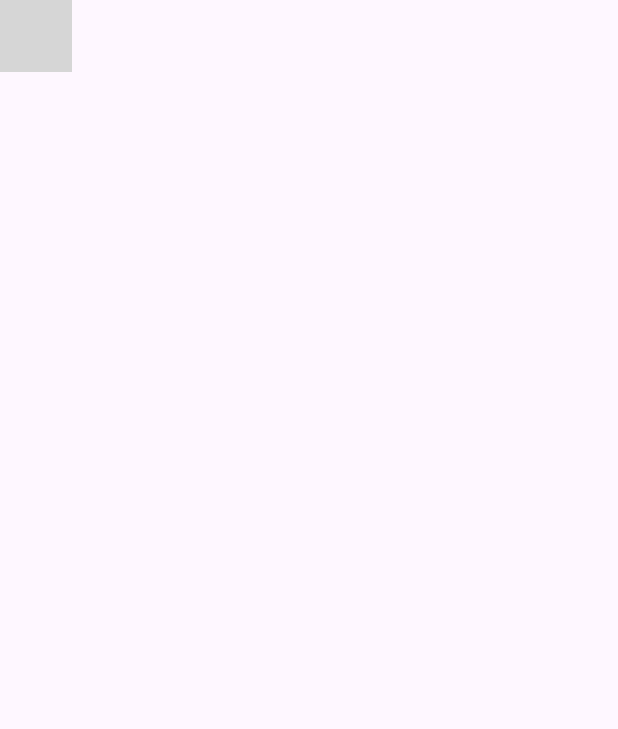
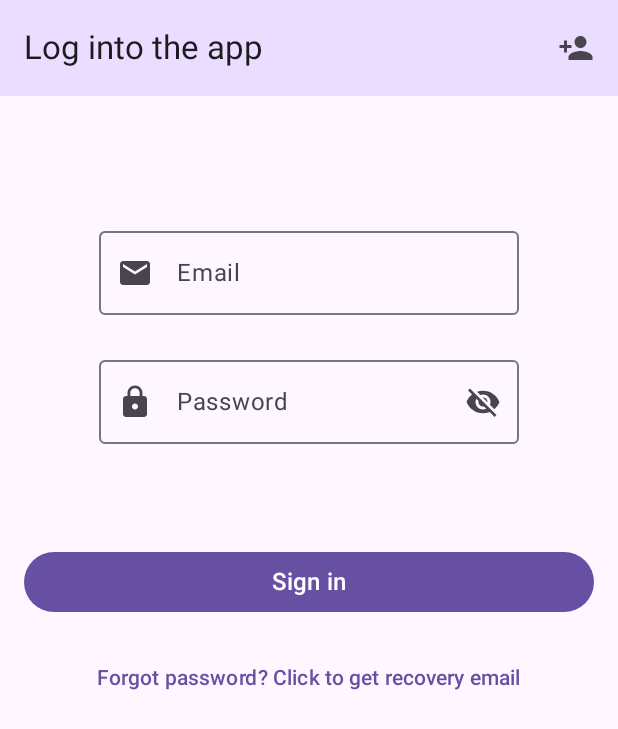
Before and after one commit to pol1612/DigitalShelter, an Android app built with Jetpack Compose: the composable DigitalShelterApp shown on its own in the app's theme, on a phone screen of 412 x 824 dp. Shown: the top 729 px of the screen. Run offline under Robolectric (Android 15) with nearby library versions, the phone set to English and light mode, and no system bars; grey boxes are pictures that could not be loaded.

Commit message:
finished login screen ui

```diff
--- a/app/src/main/java/com/pol/sane/jove/digitalshelter/MainActivity.kt
+++ b/app/src/main/java/com/pol/sane/jove/digitalshelter/MainActivity.kt
@@ -4,23 +4,16 @@ import android.os.Bundle
 import androidx.activity.ComponentActivity
 import androidx.activity.compose.setContent
 import androidx.compose.foundation.layout.fillMaxSize
-import androidx.compose.foundation.layout.padding
 import androidx.compose.material3.MaterialTheme
-import androidx.compose.material3.Scaffold
 import androidx.compose.material3.Surface
-import androidx.compose.material3.Text
 import androidx.compose.runtime.Composable
 import androidx.compose.ui.Modifier
-import androidx.compose.ui.tooling.preview.Preview
-import androidx.navigation.NavGraphBuilder
 import androidx.navigation.NavHostController
 import androidx.navigation.compose.NavHost
-import androidx.navigation.compose.composable
 import androidx.navigation.compose.rememberNavController
 import com.pol.sane.jove.digitalshelter.ui.graphs.authNavGraph
 import com.pol.sane.jove.digitalshelter.ui.graphs.mainNavGraph
 import com.pol.sane.jove.digitalshelter.ui.theme.DigitalShelterAppTheme
-import java.security.AccessController
 
 class MainActivity : ComponentActivity() {
     override fun onCreate(savedInstanceState: Bundle?) {
@@ -49,7 +42,7 @@ fun DigitalShelterApp(
             startDestination = RootGraph.AUTHENTICATION
         )
         {
-            authNavGraph(navController = navController)
+            authNavGraph(navHostController = navController)
             mainNavGraph(navController = navController)
         }
 
--- /dev/null
+++ b/app/src/main/java/com/pol/sane/jove/digitalshelter/model/service/User.kt
@@ -0,0 +1,6 @@
+package com.pol.sane.jove.digitalshelter.model.service
+
+class User(
+    val email: String
+) {
+}
--- /dev/null
+++ b/app/src/main/java/com/pol/sane/jove/digitalshelter/ui/common/ButtonComposable.kt
@@ -0,0 +1,63 @@
+
+
+package com.pol.sane.jove.digitalshelter.ui.common
+
+import androidx.annotation.StringRes
+import androidx.compose.material.*
+import androidx.compose.material3.Button
+import androidx.compose.material3.ButtonDefaults
+import androidx.compose.material3.MaterialTheme
+import androidx.compose.material3.Text
+import androidx.compose.material3.TextButton
+import androidx.compose.runtime.Composable
+import androidx.compose.ui.Modifier
+import androidx.compose.ui.res.stringResource
+import androidx.compose.ui.unit.sp
+
+@Composable
+fun BasicTextButton(@StringRes text: Int, modifier: Modifier, action: () -> Unit) {
+  TextButton(onClick = action, modifier = modifier) { Text(text = stringResource(text)) }
+}
+
+@Composable
+fun BasicButton(@StringRes text: Int, modifier: Modifier, action: () -> Unit) {
+  Button(
+    onClick = action,
+    modifier = modifier,
+    colors =
+      ButtonDefaults.buttonColors(
+        containerColor = MaterialTheme.colorScheme.primary,
+        contentColor = MaterialTheme.colorScheme.onPrimary
+      )
+  ) {
+    Text(text = stringResource(text), fontSize = 16.sp)
+  }
+}
+
+@Composable
+fun DialogConfirmButton(@StringRes text: Int, action: () -> Unit) {
+  Button(
+    onClick = action,
+    colors =
+      ButtonDefaults.buttonColors(
+        containerColor = MaterialTheme.colorScheme.primary,
+        contentColor = MaterialTheme.colorScheme.onPrimary
+      )
+  ) {
+    Text(text = stringResource(text))
+  }
+}
+
+@Composable
+fun DialogCancelButton(@StringRes text: Int, action: () -> Unit) {
+  Button(
+    onClick = action,
+    colors =
+      ButtonDefaults.buttonColors(
+        containerColor = MaterialTheme.colorScheme.primary,
+        contentColor = MaterialTheme.colorScheme.onPrimary
+      )
+  ) {
+    Text(text = stringResource(text))
+  }
+}
--- a/app/src/main/java/com/pol/sane/jove/digitalshelter/ui/graphs/AuthNavGraph.kt
+++ b/app/src/main/java/com/pol/sane/jove/digitalshelter/ui/graphs/AuthNavGraph.kt
@@ -1,32 +1,29 @@
 package com.pol.sane.jove.digitalshelter.ui.graphs
 
-import androidx.compose.runtime.Composable
-import androidx.navigation.NavController
 import androidx.navigation.NavGraphBuilder
 import androidx.navigation.NavHostController
 import androidx.navigation.compose.composable
 import androidx.navigation.navigation
 import com.pol.sane.jove.digitalshelter.RootGraph
-import com.pol.sane.jove.digitalshelter.Screens
 import com.pol.sane.jove.digitalshelter.ui.screens.auth.login.LoginScreen
 import com.pol.sane.jove.digitalshelter.ui.screens.auth.signup.SignUpScreen
 import com.pol.sane.jove.digitalshelter.ui.screens.auth.signuplocation.SignUpLocationScreen
 
 fun NavGraphBuilder.authNavGraph(
-    navController: NavHostController
+    navHostController: NavHostController
 ){
     navigation(
         route = RootGraph.AUTHENTICATION,
         startDestination = AuthScreen.LOGIN_SCREEN
     ){
         composable(route = AuthScreen.LOGIN_SCREEN){
-            LoginScreen()
+            LoginScreen(navHostController = navHostController)
         }
         composable(route = AuthScreen.SIGN_UP_SCREEN){
-            SignUpScreen()
+            SignUpScreen(navHostController = navHostController)
         }
         composable(route = AuthScreen.SIGN_UP_LOCATION_SCREEN){
-            SignUpLocationScreen()
+            SignUpLocationScreen(navHostController = navHostController)
         }
     }
 }
--- a/app/src/main/java/com/pol/sane/jove/digitalshelter/ui/screens/auth/login/LoginScreen.kt
+++ b/app/src/main/java/com/pol/sane/jove/digitalshelter/ui/screens/auth/login/LoginScreen.kt
@@ -1,26 +1,34 @@
 package com.pol.sane.jove.digitalshelter.ui.screens.auth.login
 
-import androidx.compose.foundation.background
 import androidx.compose.foundation.layout.Arrangement
 import androidx.compose.foundation.layout.Column
+import androidx.compose.foundation.layout.Row
 import androidx.compose.foundation.layout.Spacer
 import androidx.compose.foundation.layout.fillMaxWidth
 import androidx.compose.foundation.layout.height
 import androidx.compose.foundation.layout.padding
 import androidx.compose.material3.ExperimentalMaterial3Api
+import androidx.compose.material3.Icon
+import androidx.compose.material3.IconButton
 import androidx.compose.material3.MaterialTheme
 import androidx.compose.material3.Scaffold
 import androidx.compose.material3.Text
-import androidx.compose.material3.TextField
 import androidx.compose.material3.TopAppBar
 import androidx.compose.material3.TopAppBarDefaults
 import androidx.compose.runtime.Composable
 import androidx.compose.ui.Alignment
 import androidx.compose.ui.Modifier
+import androidx.compose.ui.platform.LocalContext
+import androidx.compose.ui.res.painterResource
 import androidx.compose.ui.res.stringResource
 import androidx.compose.ui.tooling.preview.Preview
 import androidx.compose.ui.unit.dp
 import androidx.lifecycle.viewmodel.compose.viewModel
+import androidx.navigation.NavController
+import androidx.navigation.NavHostController
+import com.pol.sane.jove.digitalshelter.R.drawable as AppIcon
+import com.pol.sane.jove.digitalshelter.ui.common.BasicButton
+import com.pol.sane.jove.digitalshelter.ui.common.BasicTextButton
 import com.pol.sane.jove.digitalshelter.ui.common.EmailField
 import com.pol.sane.jove.digitalshelter.ui.common.PasswordField
 import com.pol.sane.jove.digitalshelter.R.string as AppText
@@ -30,13 +38,26 @@ import com.pol.sane.jove.digitalshelter.R.string as AppText
 @Composable
 fun LoginScreen(
     viewModel: LoginViewModel = viewModel(),
+    navHostController: NavHostController
 ){
     Scaffold(
         topBar = {
-            TopAppBar(title = { Text(stringResource(AppText.login_into_the_app)) },
-                  colors = TopAppBarDefaults.mediumTopAppBarColors(
-                      containerColor = MaterialTheme.colorScheme.primaryContainer
-                  ))
+            TopAppBar(
+                title = { Text(stringResource(AppText.login_into_the_app)) },
+                colors = TopAppBarDefaults.mediumTopAppBarColors(
+                      containerColor = MaterialTheme.colorScheme.primaryContainer),
+                actions = {
+                    Row {
+                        IconButton(onClick = {viewModel.onSignUpClick(navHostController)})
+                        {
+                            Icon(painter = painterResource(
+                                id = AppIcon.ic_create_account),
+                                contentDescription = stringResource(AppText.sign_up_icon_button)
+                            )
+                        }
+                    }
+                }
+            )
         },
         content =  {
             Column(modifier = Modifier
@@ -50,26 +71,41 @@ fun LoginScreen(
                         .fillMaxWidth()
                         .height(90.dp)
                 )
-                EmailField(value = viewModel.value, onNewValue = )
+                EmailField(value = "", onNewValue = {})
                 Spacer(
                     modifier = Modifier
                         .fillMaxWidth()
-                        .height(90.dp)
+                        .height(30.dp)
                 )
-                PasswordField(value = , onNewValue = )
+                PasswordField(value = "", onNewValue = {})
                 Spacer(
                     modifier = Modifier
                         .fillMaxWidth()
-                        .height(90.dp)
+                        .height(60.dp)
                 )
+                BasicButton(AppText.sign_in, Modifier
+                    .fillMaxWidth()
+                    .padding(16.dp, 8.dp)
+                )
+                {
+                }
 
+                BasicTextButton(AppText.forgot_password, Modifier
+                    .fillMaxWidth()
+                    .padding(16.dp, 8.dp, 16.dp, 0.dp)) {
+
+                }
             }
+
         }
     )
+
 }
+
+
 
 @Preview
 @Composable
 fun LoginScreenPreview(){
-    LoginScreen()
+    LoginScreen(viewModel(), NavHostController(LocalContext.current))
 }
--- a/app/src/main/java/com/pol/sane/jove/digitalshelter/ui/screens/auth/login/LoginUiState.kt
+++ b/app/src/main/java/com/pol/sane/jove/digitalshelter/ui/screens/auth/login/LoginUiState.kt
@@ -1,4 +1,6 @@
 package com.pol.sane.jove.digitalshelter.ui.screens.auth.login
 
-class LoginUiState {
-}
+class LoginUiState(
+    val email: String = "",
+    val password: String = ""
+)
--- a/app/src/main/java/com/pol/sane/jove/digitalshelter/ui/screens/auth/login/LoginViewModel.kt
+++ b/app/src/main/java/com/pol/sane/jove/digitalshelter/ui/screens/auth/login/LoginViewModel.kt
@@ -1,7 +1,8 @@
 package com.pol.sane.jove.digitalshelter.ui.screens.auth.login
 
-import androidx.compose.runtime.mutableStateOf
 import androidx.lifecycle.ViewModel
+import androidx.navigation.NavController
+import androidx.navigation.NavHostController
 import kotlinx.coroutines.flow.MutableStateFlow
 import kotlinx.coroutines.flow.StateFlow
 import kotlinx.coroutines.flow.asStateFlow
@@ -10,4 +11,8 @@ class LoginViewModel : ViewModel() {
     private val  _uiState = MutableStateFlow(LoginUiState())
     val uiState: StateFlow<LoginUiState> = _uiState.asStateFlow()
 
+    fun onSignUpClick(navHostController: NavHostController) {
+
+    }
+
 }
--- a/app/src/main/java/com/pol/sane/jove/digitalshelter/ui/screens/auth/signup/SignUpScreen.kt
+++ b/app/src/main/java/com/pol/sane/jove/digitalshelter/ui/screens/auth/signup/SignUpScreen.kt
@@ -1,8 +1,9 @@
 package com.pol.sane.jove.digitalshelter.ui.screens.auth.signup
 
 import androidx.compose.runtime.Composable
+import androidx.navigation.NavHostController
 
 @Composable
-fun SignUpScreen(){
+fun SignUpScreen(navHostController: NavHostController) {
 
 }
--- a/app/src/main/java/com/pol/sane/jove/digitalshelter/ui/screens/auth/signuplocation/SignUpLocationScreen.kt
+++ b/app/src/main/java/com/pol/sane/jove/digitalshelter/ui/screens/auth/signuplocation/SignUpLocationScreen.kt
@@ -1,8 +1,9 @@
 package com.pol.sane.jove.digitalshelter.ui.screens.auth.signuplocation
 
 import androidx.compose.runtime.Composable
+import androidx.navigation.NavHostController
 
 @Composable
-fun SignUpLocationScreen(){
+fun SignUpLocationScreen(navHostController: NavHostController) {
 
 }
```
Also changed, not shown: app/src/main/java/com/pol/sane/jove/digitalshelter/model/User.kt (deleted, +0 -7 lines), app/src/main/java/com/pol/sane/jove/digitalshelter/model/UserDetails.kt (added, +10 -0 lines), app/src/main/java/com/pol/sane/jove/digitalshelter/model/service/AccountService.kt (deleted, +0 -17 lines), app/src/main/java/com/pol/sane/jove/digitalshelter/model/service/implementations/AccountService.kt (added, +38 -0 lines), app/src/main/java/com/pol/sane/jove/digitalshelter/model/service/interfaces/AccountServiceInterface.kt (added, +19 -0 lines), app/src/main/res/drawable/ic_create_account.xml (added, +10 -0 lines), app/src/main/res/values/strings.xml (+7 -1 lines).
